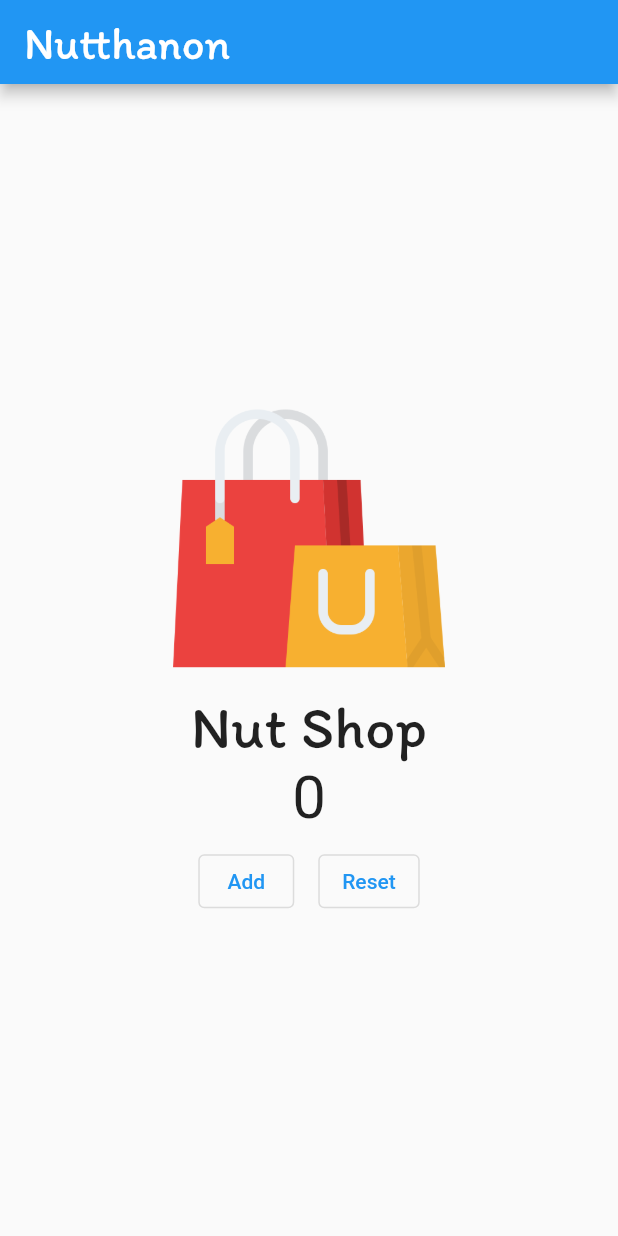
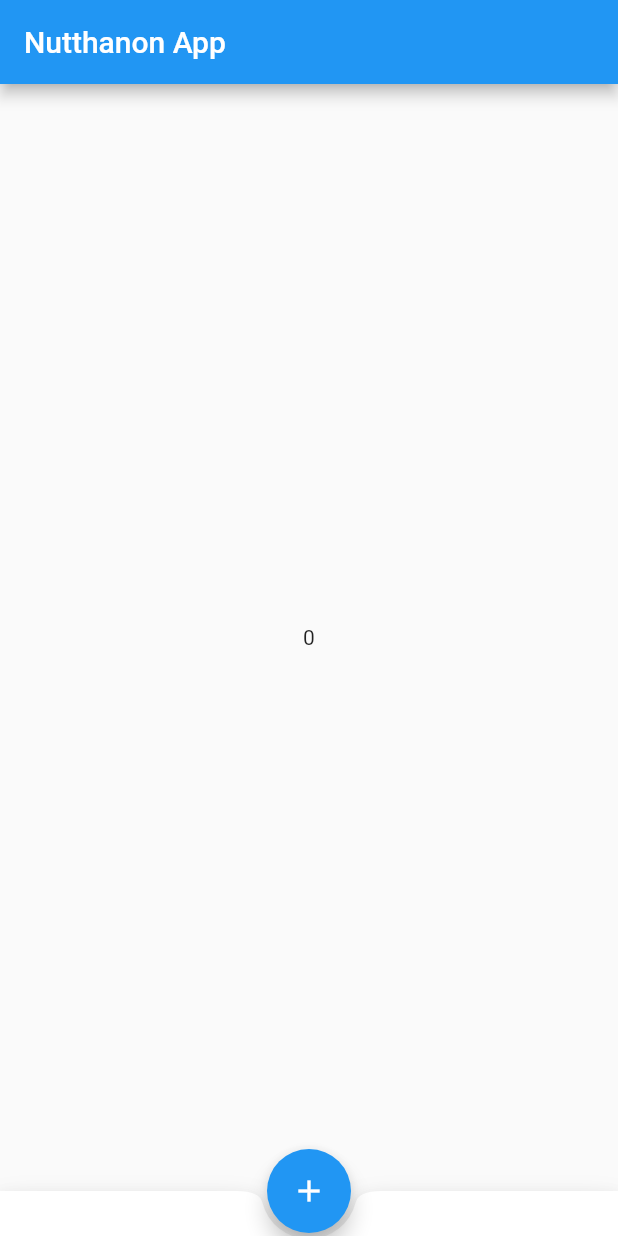
Before and after one commit to nutthanonn/flutter-expense-app, a Flutter app: the screen it shows after launch, on a phone screen of 412 x 824 dp. Run offline on Flutter 3.47's test engine with Material 2 defaults, Android fonts, the phone set to English and light mode, and no system bars.

Commit message:
:zap: update home

```diff
--- a/lib/states/home.dart
+++ b/lib/states/home.dart
@@ -8,77 +8,27 @@ class Home extends StatefulWidget {
 }
 
 class _HomeState extends State<Home> {
-  int number = 0;
-
-  Widget btnAddNumber() {
-    return OutlinedButton(
-        onPressed: () {
-          setState(() {
-            number += 1;
-          });
-        },
-        child: const Text("Add"));
-  }
-
-  Widget btnClearNumber() {
-    return OutlinedButton(
-        onPressed: () {
-          setState(() {
-            number = 0;
-          });
-        },
-        child: const Text("Reset"));
-  }
-
-  Widget shopIcon() {
-    return Image.asset(
-      "images/online-shopping-icon.png",
-      width: 200,
-    );
-  }
-
-  Widget shopName() {
-    return const Text("Nut Shop",
-        style: TextStyle(fontFamily: "Itim-Regular", fontSize: 40));
-  }
+  int _count = 0;
 
   @override
   Widget build(BuildContext context) {
     return Scaffold(
-      body: SafeArea(
-        child: Center(
-          child: Column(
-            mainAxisSize: MainAxisSize.min,
-            children: [
-              shopIcon(),
-              shopName(),
-              Text(
-                "$number",
-                style: const TextStyle(fontSize: 40),
-              ),
-              Row(
-                mainAxisSize: MainAxisSize.min,
-                children: [
-                  Padding(
-                    padding: const EdgeInsets.all(8.0),
-                    child: btnAddNumber(),
-                  ),
-                  Padding(
-                    padding: const EdgeInsets.all(8.0),
-                    child: btnClearNumber(),
-                  )
-                ],
-              )
-            ],
-          ),
-        ),
+      appBar: AppBar(
+        title: const Text("Nutthanon App"),
       ),
-      appBar: AppBar(
-        title: const Text(
-          "Nutthanon",
-          style: TextStyle(fontFamily: "Itim-Regular", fontSize: 30),
-        ),
+      body: Center(child: Text("$_count")),
+      bottomNavigationBar: BottomAppBar(
+        shape: const CircularNotchedRectangle(),
+        child: Container(height: 30.0),
       ),
+      floatingActionButton: FloatingActionButton(
+        onPressed: () => setState(() {
+          _count++;
+        }),
+        child: const Icon(Icons.add),
+      ),
+      floatingActionButtonLocation:
+          FloatingActionButtonLocation.miniCenterDocked,
     );
   }
 }
```
